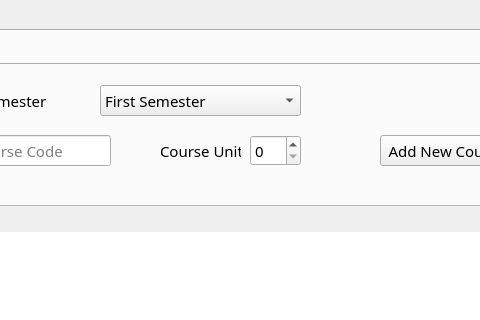
Qt form MyGPAmate.ui (edeniyanda/MyGPAmate) before a commit; both pictures show x 404 to 884 and y 0 to 320 of the 1168 by 592 pixel window.
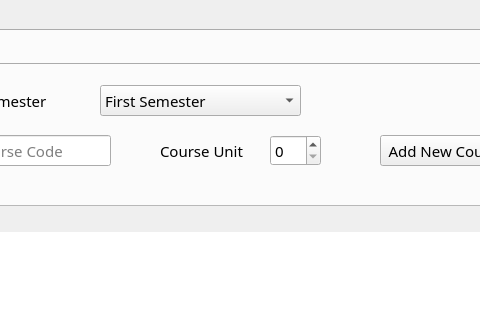
The same form after that commit. Icons and pictures are not drawn.

```diff
--- a/MyGPAmate.ui
+++ b/MyGPAmate.ui
@@ -651,7 +651,7 @@
        <widget class="QSpinBox" name="spinBox_course_unit">
         <property name="geometry">
          <rect>
-          <x>580</x>
+          <x>600</x>
           <y>70</y>
           <width>51</width>
           <height>31</height>
@@ -692,7 +692,7 @@
          <rect>
           <x>490</x>
           <y>70</y>
-          <width>81</width>
+          <width>101</width>
           <height>31</height>
          </rect>
         </property>
```
